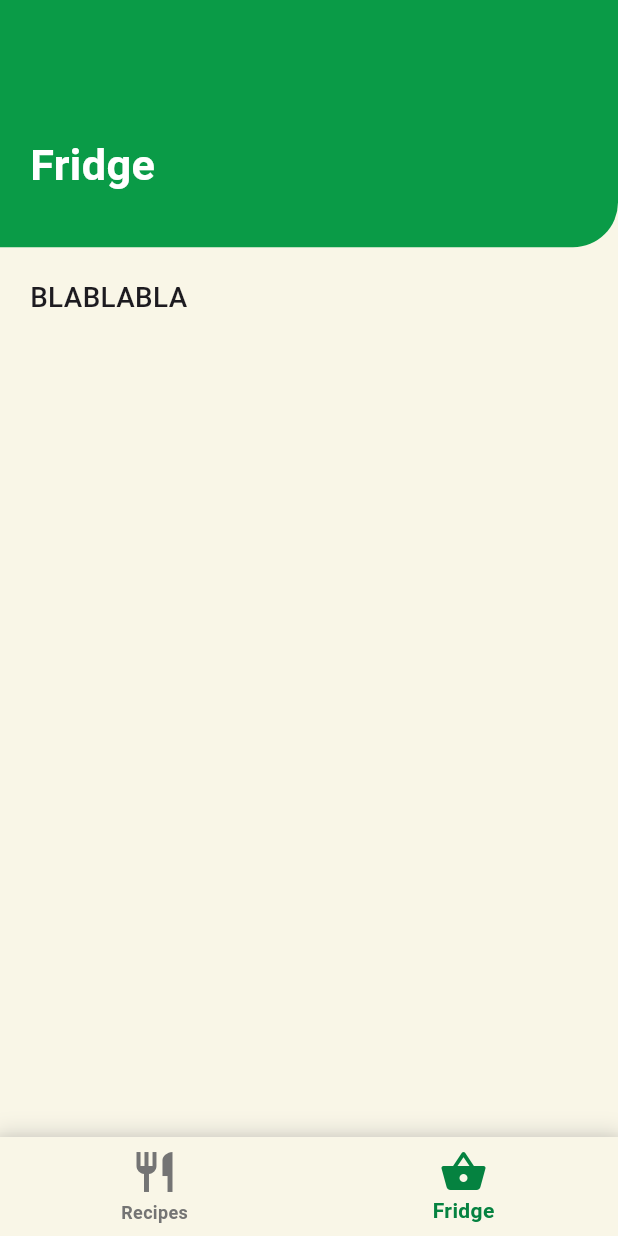
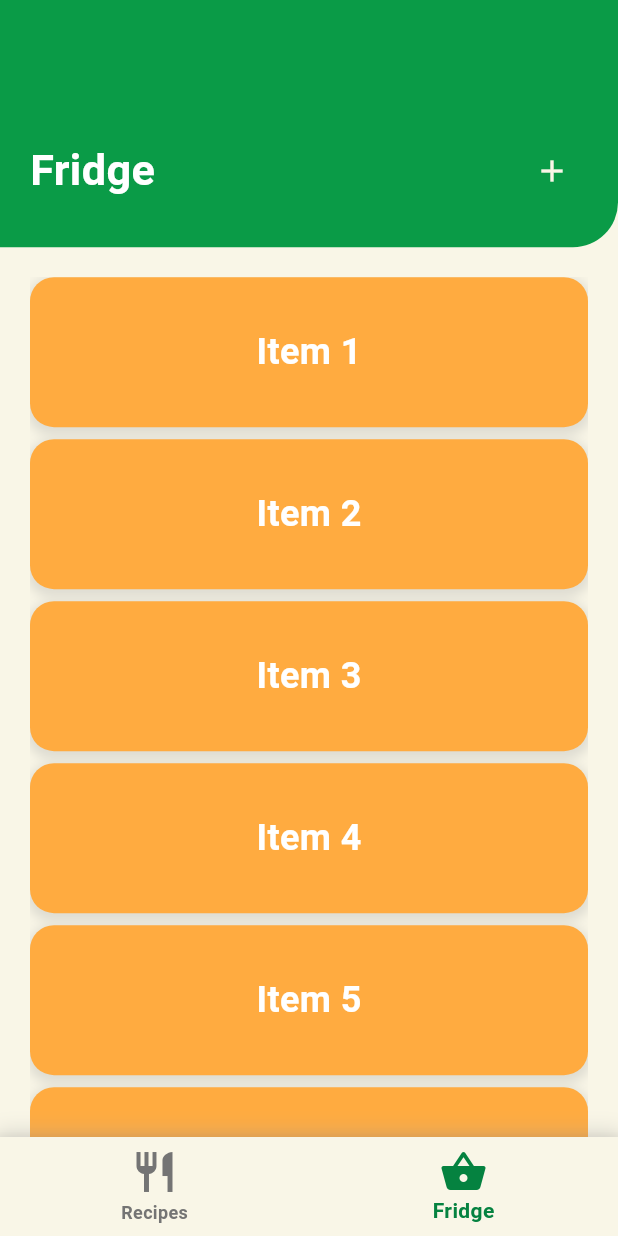
Before and after one commit to MosesTong07/dontwastefood, a Flutter app: the screen it shows after launch, item 2 of the bottom bar chosen, on a phone screen of 412 x 824 dp. Run offline on Flutter 3.47's test engine with Material 3 defaults, Android fonts, the phone set to English and light mode, and no system bars.

Commit message:
Added "Add" button in Fridge

```diff
--- a/lib/pages/ingredients.dart
+++ b/lib/pages/ingredients.dart
@@ -1,5 +1,6 @@
 import 'package:flutter/material.dart';
 import 'recipe.dart';
+import 'package:dontwastefood/ingredient_card.dart';
 
 class IngredientsScreen extends StatefulWidget {
   const IngredientsScreen({super.key});
@@ -95,8 +96,10 @@ class IngredientsScreenContent extends StatelessWidget {
                   ),
                 ),
                 Padding(
-                  padding: const EdgeInsets.only(left: 20.0, top: 90),
-                  child: FittedBox(
+                  padding: const EdgeInsets.only(left: 20.0, top: 90, right: 20.0),
+                  child: Row(
+                    children: [
+                      FittedBox(
                         fit: BoxFit.scaleDown,
                         child: Text(
                           'Fridge',
@@ -109,18 +112,111 @@ class IngredientsScreenContent extends StatelessWidget {
                           ),
                         ),
                       ),
+                      Spacer(),
+                      IconButton (
+                        color: const Color(0xFFF9F6E7),
+                        onPressed: () {
+                          //TODO: Link to app_logic.dart
+                        },
+                        icon: Icon(Icons.add)
+                      )
+                    ],
                   ),
+                )
               ],
             ),
             // Add more recipe content below
             const SizedBox(height: 20),
             Padding(
               padding: const EdgeInsets.symmetric(horizontal: 20),
+              child:SizedBox(
+                    height: 800,
+                    child: ListView.builder(
+                      scrollDirection: Axis.vertical,
+                      itemCount:
+                          10, //TODO: CHANGE THIS ACCORDING TO NUMBER OF AVAILABLE RECIPES
+                      itemBuilder: (context, index) {
+                        return InkWell(
+                          onTap: () {
+                            showModalBottomSheet<dynamic>(
+                              isScrollControlled: true,
+                              context: context,
+                              builder: (BuildContext context) {
+                                 //TODO: CHANGE THIS TO ACTUAL FRIDGE ITEMS
+
+                                return Container(
+                                  decoration: const BoxDecoration(
+                                    color: Color(0xFFF9F6E7),
+                                    borderRadius: BorderRadius.only(
+                                      topRight: Radius.circular(30.0),
+                                      topLeft: Radius.circular(30),
+                                    ),
+                                  ),
+                                  height: MediaQuery.of(context).size.height *
+                                      0.8,
+                                  child: Padding(
+                                    padding: const EdgeInsets.only(
+                                        left: 30.0, top: 30, right: 30),
+                                    child: SingleChildScrollView(
+                                      child: Column(
+                                        crossAxisAlignment:
+                                            CrossAxisAlignment.start,
+                                        children: [
+                                          Text(
+                                            'Name', // TODO: CHANGE THIS TO CURRENT RECIPE
+                                            style: TextStyle(
+                                              fontSize: getAdaptiveFontSize(28),
+                                              fontWeight: FontWeight.w800,
+                                            ),
+                                          ),
+                                          const SizedBox(height: 10),
+                                          Center(
+                                            child: ElevatedButton(
+                                              child: const Text('Close'),
+                                              onPressed: () {
+                                                Navigator.pop(context);
+                                              },
+                                            ),
+                                          ),
+                                        ],
+                                      ),
+                                    ),
+                                  ),
+                                );
+                              },
+                            );
+                          },
+                          borderRadius: BorderRadius.circular(16),
+                          child: Container(
+                            width: 200,
+                            height:100,
+                            margin: const EdgeInsets.only(bottom: 8),
+                            decoration: BoxDecoration(
+                              color: Colors.orangeAccent,
+                              borderRadius: BorderRadius.circular(16),
+                              boxShadow: [
+                                BoxShadow(
+                                  color: Colors.grey.withOpacity(0.3),
+                                  blurRadius: 6,
+                                  spreadRadius: 2,
+                                  offset: const Offset(0, 3),
+                                ),
+                              ],
+                            ),
+                            child: Center(
                               child: Text(
-                'BLABLABLA',
-                style: TextStyle(
-                  fontSize: getAdaptiveFontSize(18),
-                  fontWeight: FontWeight.w500,
+                                'Item ${index + 1}',
+                                style: const TextStyle(
+                                  color: Colors.white,
+                                  fontSize: 24,
+                                  fontWeight: FontWeight.bold,
+                                ),
+                              ),
+                            ),
+                          ),
+                        );
+
+                      },
                     ),
                   ),
             ),
```
Also changed, not shown: lib/app_logic.dart (added, +10 -0 lines), lib/ingredient_card.dart (added, +35 -0 lines). Lines whose indentation alone changed are shown as unchanged.
